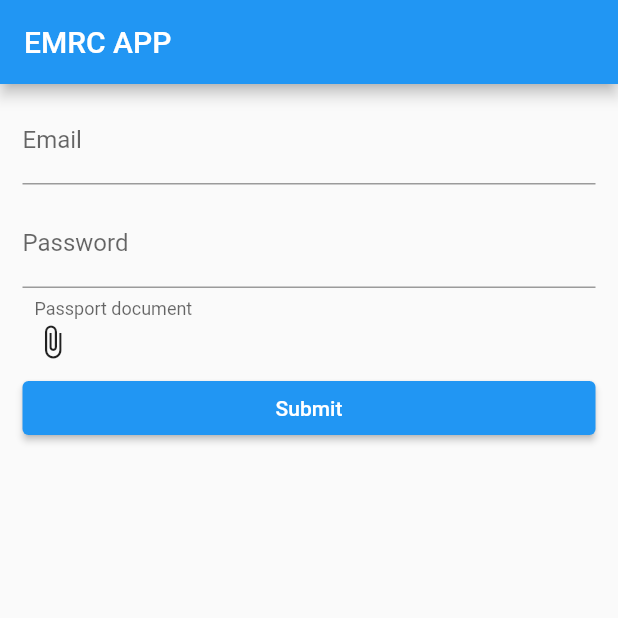
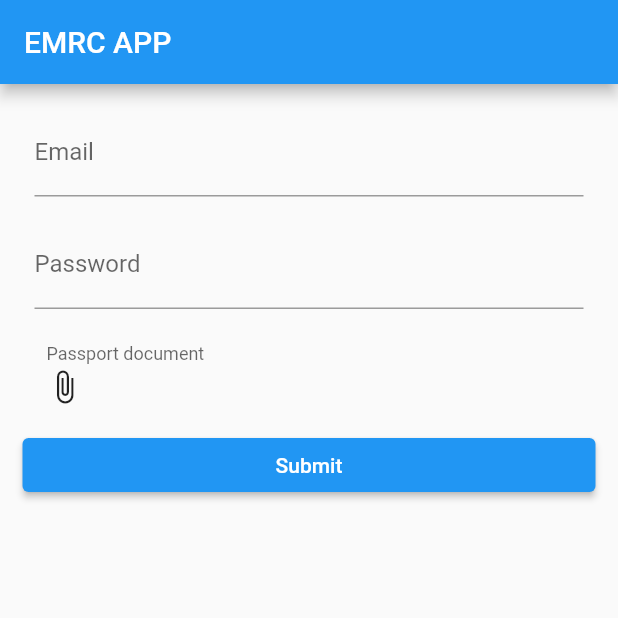
Before and after one commit to alizoort/form_builder, a Flutter app: the screen it shows after launch, on a phone screen of 412 x 824 dp, the top half of it. Run offline on Flutter 3.47's test engine with Material 2 defaults, Android fonts, the phone set to English and light mode, and no system bars; drawn by our look-alikes of flutter_form_builder; our stand-ins replace file_picker, form_builder_validators, open_file, permission_handler; missing offline and left inert: dart:html.

Commit message:
form grid view

```diff
--- a/lib/emrc_form.dart
+++ b/lib/emrc_form.dart
@@ -21,7 +21,9 @@ class _EMRCFORMState extends State<EMRCFORM> {
   void onChanged(dynamic val) => debugPrint(val.toString());
   @override
   Widget build(BuildContext context) {
-    return FormBuilder(
+    return ListView(
+      children: [
+        FormBuilder(
               key: _formKey,
               onChanged: (){
                 _formKey.currentState?.save();
@@ -32,21 +34,42 @@ class _EMRCFORMState extends State<EMRCFORM> {
 
               },
               skipDisabled: true,
-      child: ListView(
+              child: LayoutBuilder(
+                builder: (BuildContext context,BoxConstraints constraints){
+                  final availableWidth = constraints.maxWidth;
+                  final maxChildWidth = availableWidth <400 ?availableWidth : availableWidth / 2;
+                  return Wrap(
                       children: <Widget>[
-          TextInputComponent(fieldName: "email", label: "Email",validators: [  FormBuilderValidators.required(),
+                        ConstrainedBox(
+                          constraints: BoxConstraints(maxWidth: maxChildWidth),
+                          child: Padding(
+                            padding: const EdgeInsets.all(8.0),
+                            child: TextInputComponent(fieldName: "email", label: "Email",validators: [  FormBuilderValidators.required(),
                               FormBuilderValidators.email()]),
+                          ),
+                        ),
                         const SizedBox(height: 10),
-          TextInputComponent(onChanged:onChanged,fieldName: "password", label: "Password",obscureText: true,validators: [FormBuilderValidators.required()],),
-          UploadComponent(fieldName:"passportInput",label:"Passport document",validators:[FormBuilderValidators.required()]),
+                        ConstrainedBox(constraints: BoxConstraints(maxWidth: maxChildWidth),child: Padding(
+                          padding: const EdgeInsets.all(8.0),
+                          child: TextInputComponent(onChanged:onChanged,fieldName: "password", label: "Password",obscureText: true,validators: [FormBuilderValidators.required()],),
+                        )),
+                        ConstrainedBox(constraints: BoxConstraints(maxWidth: maxChildWidth),child: Padding(
+                          padding: const EdgeInsets.all(8.0),
+                          child: UploadComponent (fieldName:"passportInput",label:"Passport document",validators:[FormBuilderValidators.required()]),
+                        )),
+                      ]
+                  );
+                }
+              )
+            ),
         ElevatedButton(
             onPressed: () {
               _formKey.currentState?.validate();
             },
-            child: Text("Submit")
+            child: const Text("Submit")
         )
-        ]
-      )
+      ],
     );
+
   }
 }
--- a/lib/shared/upload_component/emrc_upload_component.dart
+++ b/lib/shared/upload_component/emrc_upload_component.dart
@@ -35,6 +35,7 @@ class _UploadComponentState extends State<UploadComponent> {
             onTap: ()async{
               FilePickerResult? result = await PlatformUtilityService().pickFile();
               if (result != null) {
+                print("RESULT ${result.files.first}");
               setState((){
                 selectedDocument = result.files.first;
                 field.didChange(result.files.first.name);
```
Lines whose indentation alone changed are shown as unchanged.
